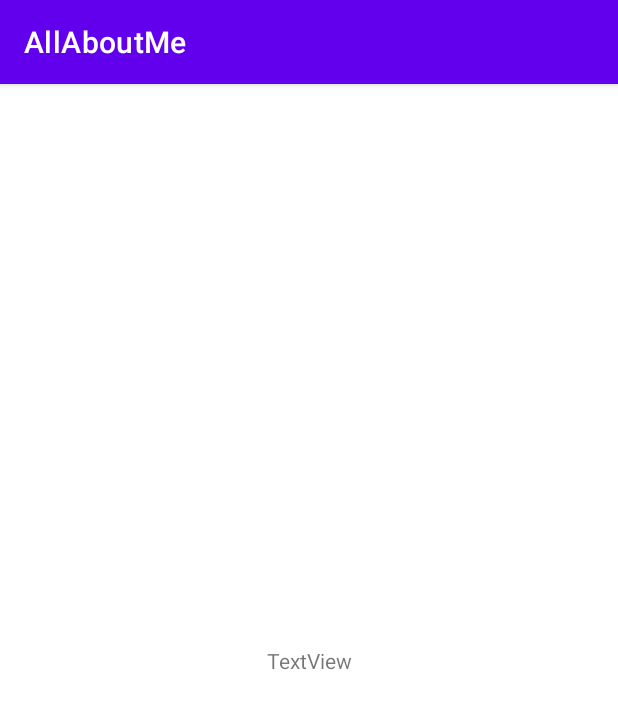
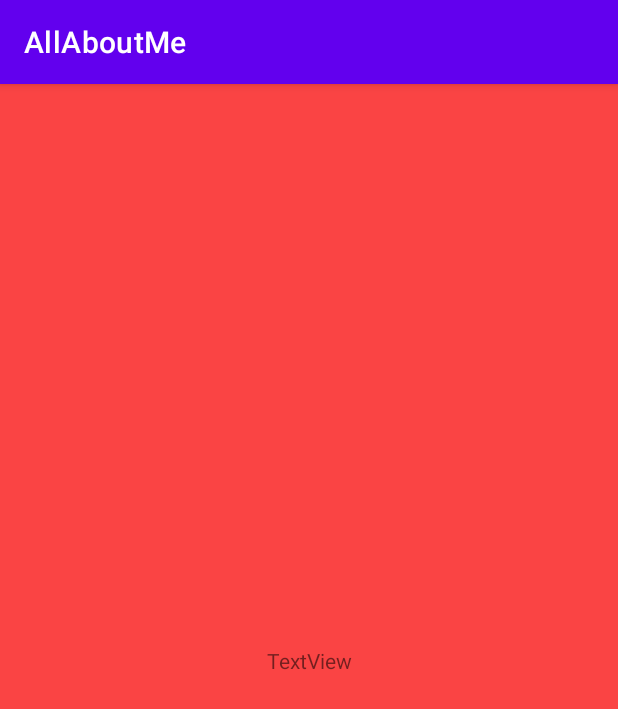
Before and after one commit to pcutting/AllAboutMe, an Android app: the fragment BioFragment shown on its own in the app's theme, on a phone screen of 412 x 824 dp. Shown: the top 709 px of the screen. Run offline under Robolectric (Android 15) with nearby library versions, the phone set to English and light mode, and no system bars.

Commit message:
colors working on menu select

```diff
--- a/app/src/main/res/layout/fragment_bio.xml
+++ b/app/src/main/res/layout/fragment_bio.xml
@@ -1,10 +1,10 @@
 <?xml version="1.0" encoding="utf-8"?>
-<androidx.constraintlayout.widget.ConstraintLayout
-    xmlns:android="http://schemas.android.com/apk/res/android"
+<androidx.constraintlayout.widget.ConstraintLayout xmlns:android="http://schemas.android.com/apk/res/android"
     xmlns:app="http://schemas.android.com/apk/res-auto"
     xmlns:tools="http://schemas.android.com/tools"
     android:layout_width="match_parent"
-    android:layout_height="match_parent">
+    android:layout_height="match_parent"
+    android:background="#FA4444">
 
     <ImageView
         android:id="@+id/imageView"
--- a/app/src/main/res/layout/fragment_family.xml
+++ b/app/src/main/res/layout/fragment_family.xml
@@ -1,10 +1,10 @@
 <?xml version="1.0" encoding="utf-8"?>
-<androidx.constraintlayout.widget.ConstraintLayout
-    xmlns:android="http://schemas.android.com/apk/res/android"
+<androidx.constraintlayout.widget.ConstraintLayout xmlns:android="http://schemas.android.com/apk/res/android"
     xmlns:app="http://schemas.android.com/apk/res-auto"
     xmlns:tools="http://schemas.android.com/tools"
     android:layout_width="match_parent"
-    android:layout_height="match_parent">
+    android:layout_height="match_parent"
+    android:background="#03A9F4">
 
     <ImageView
         android:id="@+id/imageView2"
```
